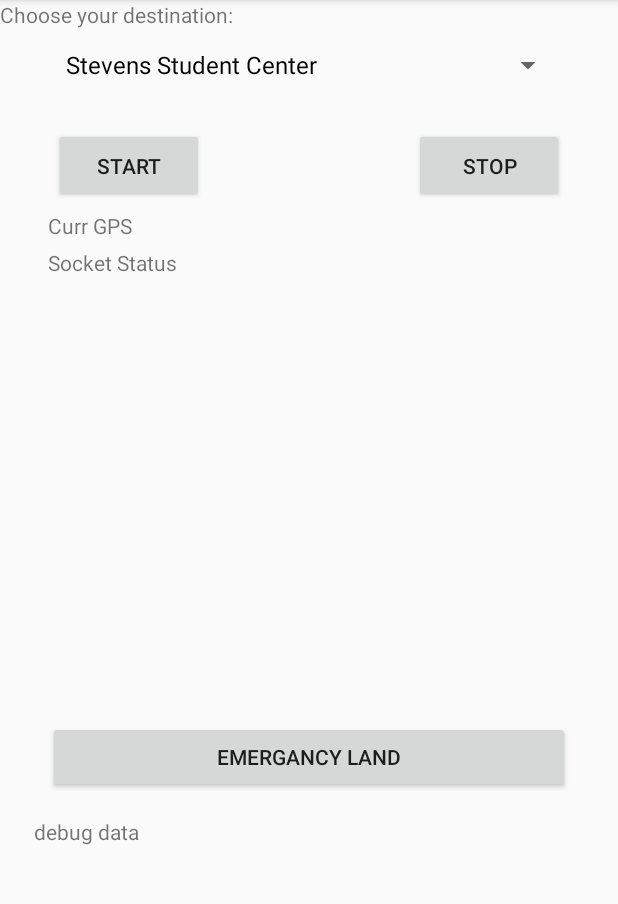
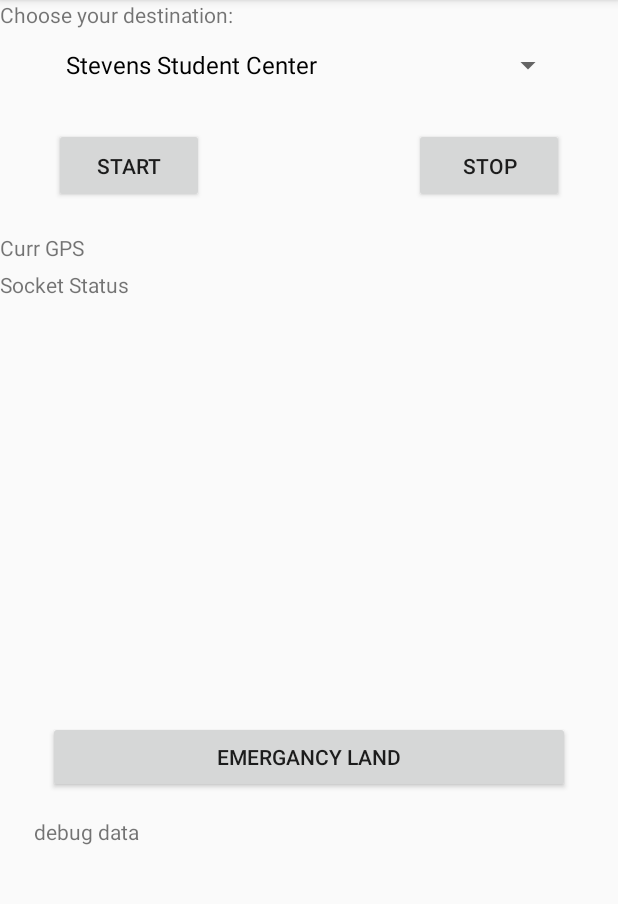
Before and after one commit to SparklyPineapple/TourGuideDrone, an Android app: the screen it shows after launch (MainActivity), on a phone screen of 412 x 824 dp, the part 84-988 px from its top. Run offline under Robolectric (Android 15) with nearby library versions, the phone set to English and light mode, and no system bars.

```diff
--- a/app/src/main/java/com/example/tourguidedrone/MainActivity.java
+++ b/app/src/main/java/com/example/tourguidedrone/MainActivity.java
@@ -4,12 +4,13 @@ import android.support.v7.app.AppCompatActivity;
 import android.os.Bundle;
 import android.widget.ArrayAdapter;
 import android.widget.Spinner;
+import android.widget.TextView;
 
 public class MainActivity extends AppCompatActivity {
 
     //class variables
     private boolean isTraveling = false;
-    private String destinationString = "you should never see me";
+    private String destinationString = "you should never see me in this form :) destination string";
     protected Spinner selectDestList;// = findViewById(R.id.selectDestList);
 
     //socket communcation: phone to pi
@@ -29,7 +30,8 @@ public class MainActivity extends AppCompatActivity {
     private int droneVelocity = 0;
     private int droneHeading = 0;
 
-
+    //set up text editing for "debugtext
+    TextView debugTextView;
 
     @Override
     protected void onCreate(Bundle savedInstanceState) {
@@ -45,14 +47,14 @@ public class MainActivity extends AppCompatActivity {
                 android.R.layout.simple_spinner_dropdown_item, destListString);
         selectDestList.setAdapter(selectDestListAdapter);
 
+
+
     }
 
-    protected void selectStartButton(){
+    public void selectStartButton(){
 
-        //1.freeze dropdown list so that destination cannot be changed, freeze start button two --TODO
-
-
-
+        //1.freeze dropdown list so that destination cannot be changed, freeze start button two
+        //TODO - lesser priority
         //2.check to see what value is chosen in dropdown list & set destination variable
         destinationString = selectDestList.getSelectedItem().toString();
         //3.set isTraveling to true
@@ -61,10 +63,38 @@ public class MainActivity extends AppCompatActivity {
         start = true;
         stop = false;
         emergencyLand = false;
-        //5. unfreeze emergency landing and stop button --TODO
+        //5. unfreeze emergency landing and stop button (change color to show unusable)
+        //TODO - lesser priority
+        //6. start the socket and attempt to connect with server
+        //TODO - cant be done until ailin is ready :)
+
+        //clear out debug stuff
+        debugTextView.setText("START BUTTON PRESSED" + "\n" + "DESTINATION = ....");
+    }
+
+    public void selectStopButton(){
+        //1. send stocket stop = true
+        stop = true;
+        //2. say "stopped" on a status bar or something (for debugging)
+        debugTextView.append("\n" + "STOP PRESSED. app functionality halted");
+        //3. set isTraveling = false
+        isTraveling = false;
+        //4. unfreeze dropdown (fix back color)
+        //TODO - lesser priority
+        //5. close connection with socket
+        //TODO - cant be done until ailin is ready :)
+    }
+
+    ////////////////////////////try loop timer stuff :)
+
+
+    public void countDownTimer(){
+
+
+
+
 
     }
-
 
 
     //For Future Use.....
--- a/app/src/main/res/layout/activity_main.xml
+++ b/app/src/main/res/layout/activity_main.xml
@@ -73,9 +73,7 @@
         android:id="@+id/textView4"
         android:layout_width="wrap_content"
         android:layout_height="19dp"
-        android:layout_marginStart="32dp"
-        android:layout_marginLeft="32dp"
-        android:layout_marginTop="5dp"
+        android:layout_marginTop="20dp"
         android:text="Curr GPS"
         app:layout_constraintStart_toStartOf="parent"
         app:layout_constraintTop_toBottomOf="@+id/startButton" />
@@ -84,8 +82,6 @@
         android:id="@+id/textView3"
         android:layout_width="wrap_content"
         android:layout_height="wrap_content"
-        android:layout_marginStart="32dp"
-        android:layout_marginLeft="32dp"
         android:layout_marginTop="5dp"
         android:text="Socket Status"
         app:layout_constraintStart_toStartOf="parent"
```
Also changed, not shown: app/src/main/java/com/example/tourguidedrone/ServiceGPS.java (added, +38 -0 lines).
